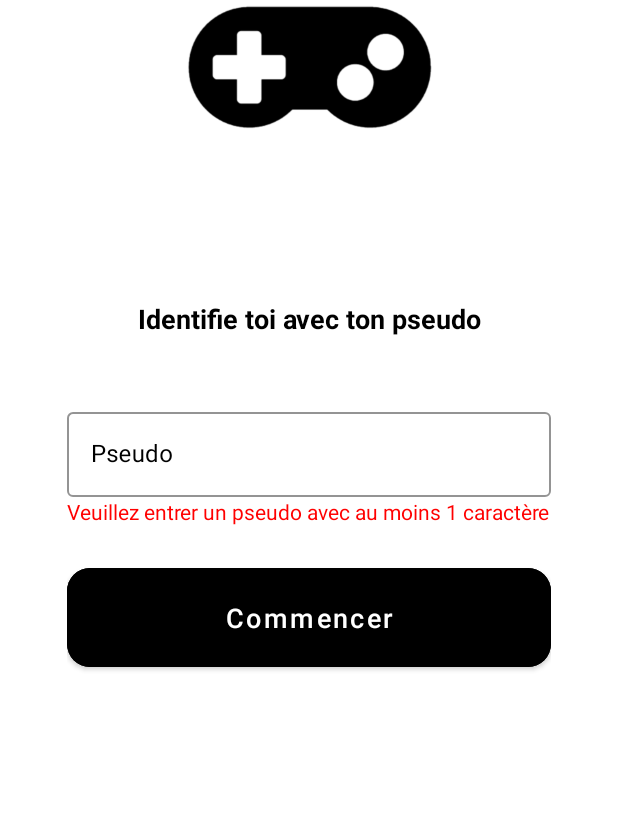
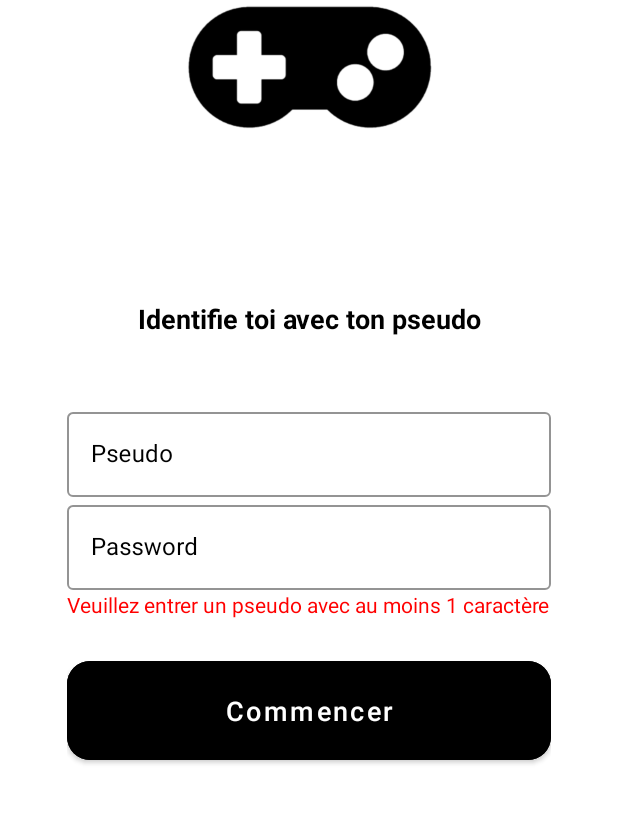
Before and after one commit to tdac2806/ProjetAndroid, an Android app: the screen it shows after launch (MainActivity), after a tap on "Commencer", on a phone screen of 412 x 824 dp, the part 104-928 px from its top. Run offline under Robolectric (Android 15) with nearby library versions, the phone set to English and light mode, and no system bars; our stand-ins replace Room's generated code.

Commit message:
Use the database to get and update the Users and Cats datas inside the app

```diff
--- a/app/src/main/java/com/example/projetandroid/AuthViewModel.kt
+++ b/app/src/main/java/com/example/projetandroid/AuthViewModel.kt
@@ -1,6 +1,5 @@
 package com.example.projetandroid
 
-import android.util.Log
 import androidx.lifecycle.LiveData
 import androidx.lifecycle.MutableLiveData
 import androidx.lifecycle.ViewModel
@@ -11,12 +10,10 @@ class AuthViewModel : ViewModel() {
         get() = _login
 
     init {
-        Log.d("GameFragment", "GameViewModel created!")
     }
 
     override fun onCleared() {
         super.onCleared()
-        Log.d("GameFragment", "GameViewModel destroyed!")
     }
 
     fun setLogin(login : String) {
--- a/app/src/main/java/com/example/projetandroid/GameViewModel.kt
+++ b/app/src/main/java/com/example/projetandroid/GameViewModel.kt
@@ -1,8 +1,5 @@
 package com.example.projetandroid
 
-import android.util.Log
-import androidx.lifecycle.LiveData
-import androidx.lifecycle.MutableLiveData
 import androidx.lifecycle.ViewModel
 
 /**
--- a/app/src/main/java/com/example/projetandroid/LoginFragment.kt
+++ b/app/src/main/java/com/example/projetandroid/LoginFragment.kt
@@ -7,7 +7,10 @@ import android.view.View
 import android.view.ViewGroup
 import androidx.fragment.app.activityViewModels
 import androidx.navigation.findNavController
+import androidx.room.Room
 import com.example.projetandroid.databinding.FragmentLoginBinding
+import com.example.projetandroid.db.GameDatabase
+import com.example.projetandroid.db.User
 
 class LoginFragment : Fragment() {
 
@@ -15,7 +18,8 @@ class LoginFragment : Fragment() {
 
     private var _binding: FragmentLoginBinding? = null
     private val binding get() = _binding!!
-
+    lateinit var db: GameDatabase
+    private var connected: Boolean = false
     override fun onCreate(savedInstanceState: Bundle?) {
         super.onCreate(savedInstanceState)
         setHasOptionsMenu(true)
@@ -27,16 +31,28 @@ class LoginFragment : Fragment() {
     ): View? {
         _binding = FragmentLoginBinding.inflate(inflater, container, false)
         val view = binding.root
-
+        db = Room.databaseBuilder(requireContext(), GameDatabase::class.java, "GameDatabase")
+            .allowMainThreadQueries().build()
         binding.loginButton.setOnClickListener {
             val loginInput = binding.loginInput.text.toString()
+            val passwordInput = binding.passwordInput.text.toString()
+            if (loginInput.isNotEmpty() && loginInput.isNotBlank() &&
+                passwordInput.isNotEmpty() && passwordInput.isNotBlank()) {
+                connected = db.userDao().userExists(loginInput)
+                if (!connected) {
+                    db.userDao().insert(User(loginInput, passwordInput, false))
+                    startHomeFragment(loginInput, view)
+                } else {
+                    if (db.userDao().userPasswordOk(loginInput, passwordInput)) {
+                        startHomeFragment(loginInput, view)
+                    }
+                    else{
+                        binding.loginDetails.text = "Mot de passe invalide"
+                        binding.loginDetails.visibility = View.VISIBLE
+                    }
+                }
 
-            if (loginInput.isNotEmpty() && loginInput.isNotBlank()) {
-                viewModel.setLogin(loginInput)
-                binding.loginDetails.visibility = View.INVISIBLE
 
-                val action = LoginFragmentDirections.actionLoginFragmentToHomeFragment()
-                view.findNavController().navigate(action)
             } else {
                 binding.loginDetails.text = "Veuillez entrer un pseudo avec au moins 1 caractère"
                 binding.loginDetails.visibility = View.VISIBLE
@@ -46,4 +62,10 @@ class LoginFragment : Fragment() {
         return view
     }
 
+    private fun startHomeFragment(loginInput: String, view: View) {
+        viewModel.setLogin(loginInput)
+        binding.loginDetails.visibility = View.INVISIBLE
+        val action = LoginFragmentDirections.actionLoginFragmentToHomeFragment()
+        view.findNavController().navigate(action)
+    }
 }
--- a/app/src/main/java/com/example/projetandroid/MainActivity.kt
+++ b/app/src/main/java/com/example/projetandroid/MainActivity.kt
@@ -7,11 +7,8 @@ import androidx.navigation.NavController
 import androidx.navigation.fragment.NavHostFragment
 import androidx.room.Room
 import com.example.projetandroid.databinding.ActivityMainBinding
-import com.example.projetandroid.db.Cat
-import com.example.projetandroid.db.User
 import com.example.projetandroid.db.GameDatabase
-import kotlinx.coroutines.GlobalScope
-import kotlinx.coroutines.launch
+
 
 class MainActivity : AppCompatActivity() {
     private lateinit var navController: NavController
--- a/app/src/main/java/com/example/projetandroid/SplashFragment.kt
+++ b/app/src/main/java/com/example/projetandroid/SplashFragment.kt
@@ -8,13 +8,18 @@ import android.view.LayoutInflater
 import android.view.View
 import android.view.ViewGroup
 import androidx.navigation.findNavController
+import androidx.room.Room
 import com.example.projetandroid.databinding.FragmentSplashBinding
+import com.example.projetandroid.db.Cat
+import com.example.projetandroid.db.GameDatabase
+import com.example.projetandroid.db.User
 
 class SplashFragment : Fragment() {
-    private var _binding: FragmentSplashBinding?=null
+    private var _binding: FragmentSplashBinding? = null
     private val binding get() = _binding!!
     private val NumberOfTurn = 5L
-    private val LoadingDuration : Long = 600*NumberOfTurn
+    private val LoadingDuration: Long = 600 * NumberOfTurn
+    lateinit var db: GameDatabase
 
     override fun onCreate(savedInstanceState: Bundle?) {
         super.onCreate(savedInstanceState)
@@ -28,9 +33,25 @@ class SplashFragment : Fragment() {
     ): View? {
         _binding = FragmentSplashBinding.inflate(inflater, container, false)
         val view = binding.root
+        db = Room.databaseBuilder(requireContext(), GameDatabase::class.java, "GameDatabase")
+            .allowMainThreadQueries().build()
+        binding.imageView.animate().rotationBy((360 * NumberOfTurn).toFloat())
+            .setDuration(LoadingDuration).start()
 
-        binding.imageView.animate().rotationBy((360*NumberOfTurn).toFloat()).setDuration(LoadingDuration).start()
-
+        if (db.catDao().countCat() == 0) {
+            db.catDao().insert(
+                Cat("Siamois"),
+                Cat("Persan"),
+                Cat("Angora"),
+                Cat("Main coon"),
+                Cat("sacré de Birmanie"),
+                Cat("Sphinx"),
+                Cat("Bleu")
+            )
+        }
+        if (db.userDao().countUser() == 0) {
+            db.userDao().insert(User("Admin", "Admin", true))
+        }
         Handler(Looper.getMainLooper()).postDelayed({
             val action = SplashFragmentDirections.actionSplashFragmentToLoginFragment()
             view.findNavController().navigate(action)
--- a/app/src/main/java/com/example/projetandroid/db/CatDao.kt
+++ b/app/src/main/java/com/example/projetandroid/db/CatDao.kt
@@ -16,10 +16,12 @@ interface CatDao {
     @Query("SELECT COUNT(*) FROM cat")
     fun countCat():Int
 
+    @Query("SELECT COUNT(*) FROM cat WHERE LOWER(name) = LOWER(:name)")
+    fun catExists(name:String):Int
 
     @Insert
     fun insert(vararg cat: Cat)
 
-    @Delete
-    fun delete(cat: Cat)
+    @Query("DELETE FROM cat WHERE LOWER(name) = LOWER(:name)")
+    fun delete(name:String)
 }
--- a/app/src/main/java/com/example/projetandroid/db/UserDao.kt
+++ b/app/src/main/java/com/example/projetandroid/db/UserDao.kt
@@ -7,23 +7,32 @@ import androidx.room.Query
 
 @Dao
 interface UserDao {
-    @Query("SELECT * FROM user")
+    @Query("SELECT * FROM user ORDER BY maxscore DESC")
     fun getAllUsers(): List<User>
 
-    @Query("SELECT score FROM user WHERE username = :name")
+    @Query("SELECT score FROM user WHERE LOWER(username) = LOWER(:name)")
     fun getUserScore(name: String): Int
 
-    @Query("UPDATE user SET score = :score WHERE username = :name")
+    @Query("UPDATE user SET score = :score WHERE LOWER(username) = LOWER(:name)")
     fun updateUserScore(name: String,score: Int)
 
-    @Query("SELECT maxscore FROM user WHERE username = :name")
+    @Query("SELECT maxscore FROM user WHERE LOWER(username) = LOWER(:name)")
     fun getUserMaxScore(name: String): Int
 
-    @Query("UPDATE user SET maxscore = :score WHERE username = :name")
+    @Query("UPDATE user SET maxscore = :score WHERE LOWER(username) = LOWER(:name)")
     fun updateUserMaxScore(name: String,score: Int)
 
-    @Query("SELECT username FROM user WHERE uuid = :UserId")
-    fun getUserUsername(UserId: Int): Int
+    @Query("SELECT CASE WHEN COUNT(*) > 0 THEN 1 ELSE 0 END FROM user WHERE LOWER(username) = LOWER(:name)")
+    fun userExists(name:String):Boolean
+
+    @Query("SELECT CASE WHEN COUNT(*) > 0 THEN 1 ELSE 0 END FROM user WHERE LOWER(username) = LOWER(:name) AND password = :password")
+    fun userPasswordOk(name:String,password:String):Boolean
+
+    @Query("SELECT COUNT(*) FROM user")
+    fun countUser():Int
+
+    @Query("SELECT CASE WHEN COUNT(*) > 0 THEN 1 ELSE 0 END FROM user WHERE LOWER(username) = LOWER(:name) AND IsAdmin = 1")
+    fun isUserAdmin(name:String):Boolean
 
     @Query("DELETE FROM user")
     fun deleteAll()
--- a/app/src/main/res/layout/fragment_login.xml
+++ b/app/src/main/res/layout/fragment_login.xml
@@ -66,6 +66,26 @@
 
     </com.google.android.material.textfield.TextInputLayout>
 
+    <com.google.android.material.textfield.TextInputLayout
+        android:id="@+id/outlinedTextField2"
+        style="@style/Widget.MaterialComponents.TextInputLayout.OutlinedBox"
+        android:layout_width="match_parent"
+        android:layout_height="wrap_content"
+        android:hint="Password"
+        android:textColorHint="@color/black"
+        app:boxStrokeColor="@color/black"
+        app:hintTextColor="@color/black">
+
+        <com.google.android.material.textfield.TextInputEditText
+            android:id="@+id/passwordInput"
+            android:layout_width="match_parent"
+            android:layout_height="wrap_content"
+            android:inputType="textPassword"
+            android:textColor="?colorSecondary"
+            android:textColorHint="?colorSecondary" />
+
+    </com.google.android.material.textfield.TextInputLayout>
+
     <TextView
         android:id="@+id/loginDetails"
         android:layout_width="match_parent"
```
Also changed, not shown: app/src/main/java/com/example/projetandroid/AdminFragment.kt (+27 -2 lines), app/src/main/java/com/example/projetandroid/Datasource.kt (deleted, +0 -15 lines), app/src/main/java/com/example/projetandroid/GameFragment.kt (+36 -16 lines), app/src/main/java/com/example/projetandroid/HomeFragment.kt (+27 -11 lines), app/src/main/java/com/example/projetandroid/ResultFragment.kt (+18 -23 lines), app/src/main/res/values/strings.xml (+0 -17 lines).
